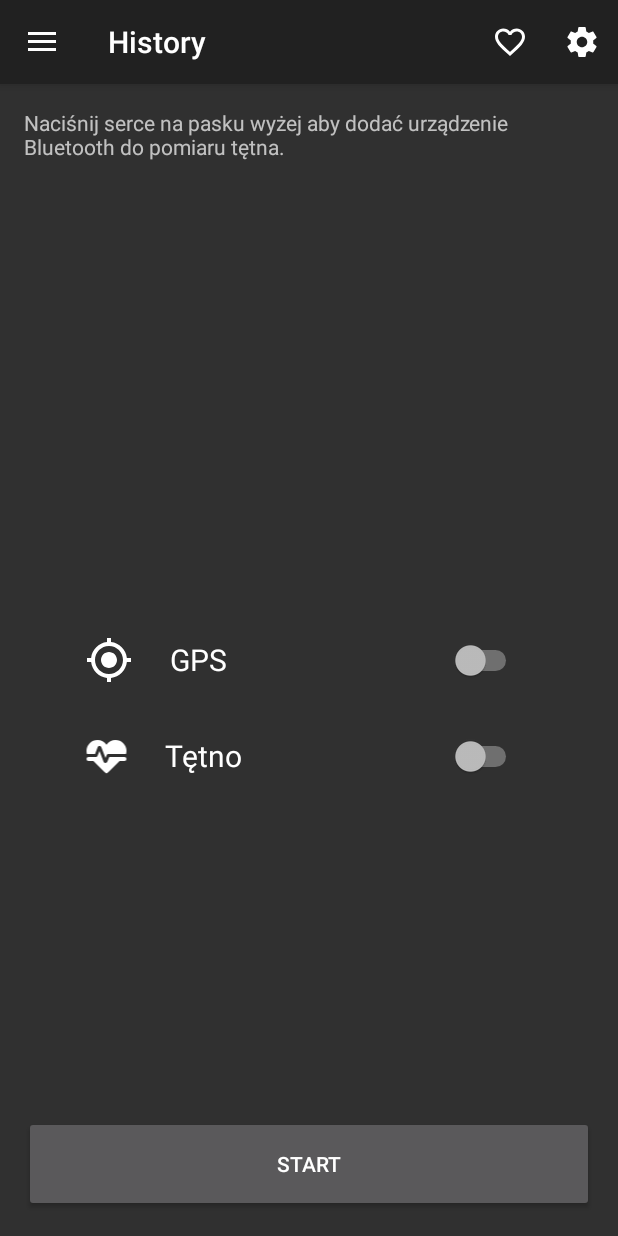
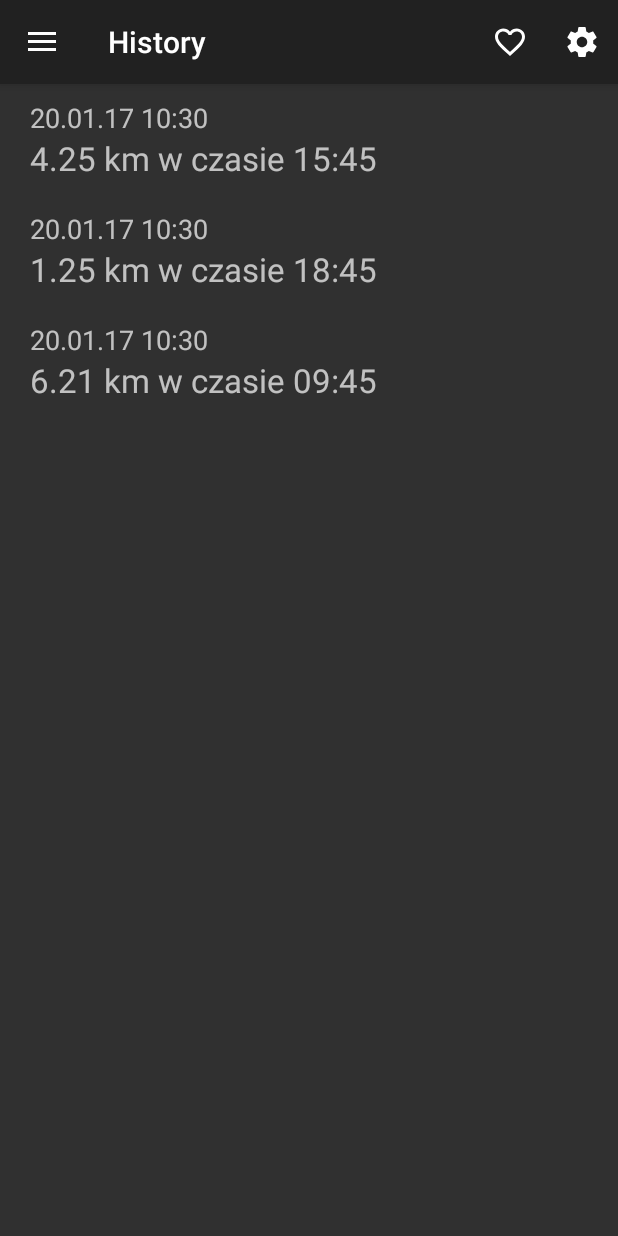
Before and after one commit to krodzik/RUNnnn, an Android app: the screen it shows after launch (MainActivity), in the side drawer, after a tap on "History", on a phone screen of 412 x 824 dp. Run offline under Robolectric (Android 15) with nearby library versions, the phone set to English and light mode, and no system bars; libraries missing offline, so code that uses them is left out: com.orhanobut.logger.

Commit message:
add history recycler view

```diff
--- a/app/src/main/java/com/rodzik/kamil/runnnn/model/SummaryModel.java
+++ b/app/src/main/java/com/rodzik/kamil/runnnn/model/SummaryModel.java
@@ -1,74 +1,38 @@
 package com.rodzik.kamil.runnnn.model;
 
-import com.google.android.gms.maps.model.PolylineOptions;
-
-import java.util.ArrayList;
-import java.util.List;
 
 public class SummaryModel {
-    private static SummaryModel mInstance = null;
+    private String date;
+    private String time;
+    private double distance;
 
-    private String mTime;
-    private PolylineOptions mPolylineOptions;
-    private double mDistance;   // in meters
-    private long mTimeInMilliseconds;
-    private List<Integer> mHeartRate = new ArrayList<>();
-
-    private SummaryModel() {
+    public SummaryModel(String date, String time, double distance) {
+        this.date = date;
+        this.time = time;
+        this.distance = distance;
     }
 
-    public static SummaryModel getInstance() {
-        if (mInstance == null) {
-            mInstance = new SummaryModel();
-        }
-        return mInstance;
+    public String getDate() {
+        return date;
     }
 
-    public void reset() {
-        mTime = null;
-        mPolylineOptions = null;
-        mDistance = 0;
-        mTimeInMilliseconds = 0;
-        mHeartRate.clear();
+    public void setDate(String date) {
+        this.date = date;
     }
 
     public String getTime() {
-        return mTime;
+        return time;
     }
 
     public void setTime(String time) {
-        this.mTime = time;
-    }
-
-    public PolylineOptions getPolylineOptions() {
-        return mPolylineOptions;
-    }
-
-    public void setPolylineOptions(PolylineOptions polylineOptions) {
-        this.mPolylineOptions = polylineOptions;
+        this.time = time;
     }
 
     public double getDistance() {
-        return mDistance;
+        return distance;
     }
 
     public void setDistance(double distance) {
-        this.mDistance = distance;
-    }
-
-    public long getTimeInMilliseconds() {
-        return mTimeInMilliseconds;
-    }
-
-    public void setTimeInMilliseconds(long timeInMilliseconds) {
-        this.mTimeInMilliseconds = timeInMilliseconds;
-    }
-
-    public List<Integer> getHeartRate() {
-        return mHeartRate;
-    }
-
-    public void setHeartRate(List<Integer> heartRate) {
-        this.mHeartRate.addAll(heartRate);
+        this.distance = distance;
     }
 }
--- a/app/src/main/java/com/rodzik/kamil/runnnn/view/activities/MainActivity.java
+++ b/app/src/main/java/com/rodzik/kamil/runnnn/view/activities/MainActivity.java
@@ -17,6 +17,7 @@ import android.view.MenuItem;
 import android.widget.Toast;
 
 import com.rodzik.kamil.runnnn.R;
+import com.rodzik.kamil.runnnn.view.fragments.HistoryFragment;
 import com.rodzik.kamil.runnnn.view.fragments.HomeFragment;
 
 public class MainActivity extends AppCompatActivity
@@ -105,12 +106,12 @@ public class MainActivity extends AppCompatActivity
         } else if (id == R.id.nav_gallery) {
             setTitle("History");
             // update the main content by replacing fragments
-            /*Fragment fragment = new HistoryFragment();
+            Fragment fragment = new HistoryFragment();
 
             FragmentManager fragmentManager = getSupportFragmentManager();
             FragmentTransaction ft = fragmentManager.beginTransaction();
             ft.replace(R.id.content_main, fragment);
-            ft.commit();*/
+            ft.commit();
         }
 
         DrawerLayout drawer = (DrawerLayout) findViewById(R.id.drawer_layout);
--- a/app/src/main/java/com/rodzik/kamil/runnnn/view/activities/MapSummaryActivity.java
+++ b/app/src/main/java/com/rodzik/kamil/runnnn/view/activities/MapSummaryActivity.java
@@ -12,7 +12,7 @@ import com.google.android.gms.maps.OnMapReadyCallback;
 import com.google.android.gms.maps.SupportMapFragment;
 import com.rodzik.kamil.runnnn.MapManager;
 import com.rodzik.kamil.runnnn.R;
-import com.rodzik.kamil.runnnn.model.SummaryModel;
+import com.rodzik.kamil.runnnn.model.SummarySingleton;
 
 public class MapSummaryActivity extends AppCompatActivity implements OnMapReadyCallback {
 
@@ -55,10 +55,10 @@ public class MapSummaryActivity extends AppCompatActivity implements OnMapReadyC
     public void onMapReady(GoogleMap googleMap) {
         MapManager mMap = new MapManager(googleMap);
 
-        mMap.drawRoute(SummaryModel.getInstance().getPolylineOptions());
+        mMap.drawRoute(SummarySingleton.getInstance().getPolylineOptions());
         googleMap.setOnCameraIdleListener(() -> {
             mMap.moveCameraToLatLngBounds(getBaseContext(),
-                    SummaryModel.getInstance().getPolylineOptions());
+                    SummarySingleton.getInstance().getPolylineOptions());
             googleMap.setOnCameraIdleListener(null);
         });
     }
--- /dev/null
+++ b/app/src/main/java/com/rodzik/kamil/runnnn/view/adapters/HistoryAdapter.java
@@ -0,0 +1,79 @@
+package com.rodzik.kamil.runnnn.view.adapters;
+
+
+import android.support.v7.widget.RecyclerView;
+import android.view.LayoutInflater;
+import android.view.View;
+import android.view.ViewGroup;
+import android.widget.TextView;
+
+import com.rodzik.kamil.runnnn.R;
+import com.rodzik.kamil.runnnn.model.SummaryModel;
+
+import java.util.ArrayList;
+import java.util.List;
+
+public class HistoryAdapter extends RecyclerView.Adapter<HistoryAdapter.MyViewHolder> {
+    private List<SummaryModel> mSummaryModels = new ArrayList<>();
+    private final OnItemClickListener mListener;
+
+    // Provide a reference to the views for each data item
+    // Complex data items may need more than one view per item, and
+    // you provide access to all the views for a data item in a view holder
+    public static class MyViewHolder extends RecyclerView.ViewHolder {
+        public TextView mDateView;
+        public TextView mDistanceView;
+        public TextView mTimeView;
+
+        public MyViewHolder(View v) {
+            super(v);
+            mDateView = (TextView) v.findViewById(R.id.date);
+            mDistanceView = (TextView) v.findViewById(R.id.distance);
+            mTimeView = (TextView) v.findViewById(R.id.time);
+        }
+
+        public void bind(final SummaryModel item, final int position, final OnItemClickListener listener) {
+            mDateView.setText(item.getDate());
+            mDistanceView.setText(String.valueOf(item.getDistance()));
+            mTimeView.setText(item.getTime());
+
+            itemView.setOnClickListener(new View.OnClickListener() {
+                @Override public void onClick(View v) {
+                    listener.onItemClick(position);
+                }
+            });
+        }
+    }
+
+    // Provide a suitable constructor (depends on the kind of dataset)
+    public HistoryAdapter(List<SummaryModel> myDataset, OnItemClickListener listener) {
+        mSummaryModels = myDataset;
+        mListener = listener;
+    }
+
+    // Create new views (invoked by the layout manager)
+    @Override
+    public HistoryAdapter.MyViewHolder onCreateViewHolder(ViewGroup parent,
+                                                     int viewType) {
+        // create a new view
+        View v = LayoutInflater.from(parent.getContext())
+                .inflate(R.layout.history_item, parent, false);
+        // set the view's size, margins, paddings and layout parameters
+        MyViewHolder vh = new MyViewHolder(v);
+        return vh;
+    }
+
+    @Override
+    public void onBindViewHolder(MyViewHolder holder, int position) {
+        holder.bind(mSummaryModels.get(position), position, mListener);
+    }
+
+    @Override
+    public int getItemCount() {
+        return mSummaryModels.size();
+    }
+
+    public interface OnItemClickListener {
+        void onItemClick(int itemPosition);
+    }
+}
--- /dev/null
+++ b/app/src/main/java/com/rodzik/kamil/runnnn/view/fragments/HistoryFragment.java
@@ -0,0 +1,64 @@
+package com.rodzik.kamil.runnnn.view.fragments;
+
+
+import android.os.Bundle;
+import android.support.v4.app.Fragment;
+import android.support.v7.widget.LinearLayoutManager;
+import android.support.v7.widget.RecyclerView;
+import android.view.LayoutInflater;
+import android.view.View;
+import android.view.ViewGroup;
+import android.widget.Toast;
+
+import com.rodzik.kamil.runnnn.R;
+import com.rodzik.kamil.runnnn.model.SummaryModel;
+import com.rodzik.kamil.runnnn.view.adapters.HistoryAdapter;
+
+import java.text.SimpleDateFormat;
+import java.util.ArrayList;
+import java.util.Date;
+import java.util.List;
+import java.util.Locale;
+
+public class HistoryFragment extends Fragment {
+    public HistoryFragment() {
+        // Required empty public constructor
+    }
+
+    private List<SummaryModel> mSummaryModels = new ArrayList<>();
+
+    @Override
+    public void onCreate(Bundle savedInstanceState) {
+        super.onCreate(savedInstanceState);
+
+        SimpleDateFormat dateFormat = new SimpleDateFormat("dd.MM.yy HH:mm", Locale.ENGLISH);
+        Date date = new Date();
+        System.out.println(dateFormat.format(date));
+
+        mSummaryModels.add(new SummaryModel(dateFormat.format(date), "15:45", 4.25));
+        mSummaryModels.add(new SummaryModel(dateFormat.format(date), "18:45", 1.25));
+        mSummaryModels.add(new SummaryModel(dateFormat.format(date), "09:45", 6.21));
+    }
+
+    @Override
+    public View onCreateView(LayoutInflater inflater, ViewGroup container,
+                             Bundle savedInstanceState) {
+        // Inflate the layout for this fragment
+        View rootView = inflater.inflate(R.layout.fragment_history, container, false);
+
+        RecyclerView rv = (RecyclerView) rootView.findViewById(R.id.recycler_view);
+        rv.setHasFixedSize(true);
+        HistoryAdapter adapter = new HistoryAdapter(mSummaryModels, new HistoryAdapter.OnItemClickListener() {
+            @Override
+            public void onItemClick(int itemPosition) {
+                Toast.makeText(getContext(), "Item Clicked " + itemPosition, Toast.LENGTH_LONG).show();
+            }
+        });
+        rv.setAdapter(adapter);
+
+        LinearLayoutManager llm = new LinearLayoutManager(getActivity());
+        rv.setLayoutManager(llm);
+
+        return rootView;
+    }
+}
--- a/app/src/main/java/com/rodzik/kamil/runnnn/viewmodel/training/MapViewModel.java
+++ b/app/src/main/java/com/rodzik/kamil/runnnn/viewmodel/training/MapViewModel.java
@@ -16,7 +16,7 @@ import com.google.android.gms.maps.model.LatLng;
 import com.google.android.gms.maps.model.PolylineOptions;
 import com.rodzik.kamil.runnnn.MapManager;
 import com.rodzik.kamil.runnnn.data.LocationProvider;
-import com.rodzik.kamil.runnnn.model.SummaryModel;
+import com.rodzik.kamil.runnnn.model.SummarySingleton;
 
 import io.reactivex.Observable;
 import io.reactivex.disposables.CompositeDisposable;
@@ -143,7 +143,7 @@ public class MapViewModel implements MapViewModelContract.ViewModel,
 
     private void onStopButtonClick() {
         if (mLocationProvider != null) {
-            SummaryModel.getInstance().setPolylineOptions(mPolylineOptions);
+            SummarySingleton.getInstance().setPolylineOptions(mPolylineOptions);
         }
     }
 
--- /dev/null
+++ b/app/src/main/res/drawable/ic_directions_run_black_24dp.xml
@@ -0,0 +1,9 @@
+<vector xmlns:android="http://schemas.android.com/apk/res/android"
+        android:width="24dp"
+        android:height="24dp"
+        android:viewportWidth="24.0"
+        android:viewportHeight="24.0">
+    <path
+        android:fillColor="#FF000000"
+        android:pathData="M13.49,5.48c1.1,0 2,-0.9 2,-2s-0.9,-2 -2,-2 -2,0.9 -2,2 0.9,2 2,2zM9.89,19.38l1,-4.4 2.1,2v6h2v-7.5l-2.1,-2 0.6,-3c1.3,1.5 3.3,2.5 5.5,2.5v-2c-1.9,0 -3.5,-1 -4.3,-2.4l-1,-1.6c-0.4,-0.6 -1,-1 -1.7,-1 -0.3,0 -0.5,0.1 -0.8,0.1l-5.2,2.2v4.7h2v-3.4l1.8,-0.7 -1.6,8.1 -4.9,-1 -0.4,2 7,1.4z"/>
+</vector>
--- /dev/null
+++ b/app/src/main/res/drawable/ic_equalizer_black_24dp.xml
@@ -0,0 +1,9 @@
+<vector xmlns:android="http://schemas.android.com/apk/res/android"
+        android:width="24dp"
+        android:height="24dp"
+        android:viewportWidth="24.0"
+        android:viewportHeight="24.0">
+    <path
+        android:fillColor="#FF000000"
+        android:pathData="M10,20h4L14,4h-4v16zM4,20h4v-8L4,12v8zM16,9v11h4L20,9h-4z"/>
+</vector>
--- a/app/src/main/res/drawable/side_nav_bar.xml
+++ b/app/src/main/res/drawable/side_nav_bar.xml
@@ -2,8 +2,8 @@
     android:shape="rectangle">
     <gradient
         android:angle="135"
-        android:centerColor="#4CAF50"
-        android:endColor="#2E7D32"
-        android:startColor="#81C784"
+        android:centerColor="#757575"
+        android:endColor="#424242"
+        android:startColor="#9E9E9E"
         android:type="linear" />
 </shape>
--- /dev/null
+++ b/app/src/main/res/layout/fragment_history.xml
@@ -0,0 +1,14 @@
+<?xml version="1.0" encoding="utf-8"?>
+<FrameLayout xmlns:android="http://schemas.android.com/apk/res/android"
+    xmlns:tools="http://schemas.android.com/tools"
+    android:layout_width="match_parent"
+    android:layout_height="match_parent"
+    tools:context="com.rodzik.kamil.runnnn.view.activities.MainActivity">
+
+    <android.support.v7.widget.RecyclerView
+        android:id="@+id/recycler_view"
+        android:layout_width="match_parent"
+        android:layout_height="match_parent" >
+    </android.support.v7.widget.RecyclerView>
+
+</FrameLayout>
--- /dev/null
+++ b/app/src/main/res/layout/history_item.xml
@@ -0,0 +1,42 @@
+<?xml version="1.0" encoding="utf-8"?>
+<RelativeLayout xmlns:android="http://schemas.android.com/apk/res/android"
+    android:id="@+id/card_view"
+    android:layout_width="match_parent"
+    android:layout_height="wrap_content"
+    android:layout_margin="10dp">
+
+    <TextView
+        android:id="@+id/date"
+        android:layout_width="match_parent"
+        android:layout_height="wrap_content"
+        android:layout_marginLeft="10dp"
+        android:text="14.02.16 14:23"
+        android:textSize="18sp" />
+
+    <TextView
+        android:id="@+id/distance"
+        android:layout_width="wrap_content"
+        android:layout_height="match_parent"
+        android:layout_below="@id/date"
+        android:layout_marginLeft="10dp"
+        android:textSize="22sp"
+        android:text="25" />
+
+    <TextView
+        android:id="@+id/distanceInTime"
+        android:layout_width="wrap_content"
+        android:layout_height="match_parent"
+        android:layout_below="@id/date"
+        android:layout_toRightOf="@id/distance"
+        android:textSize="22sp"
+        android:text=" km w czasie " />
+
+    <TextView
+        android:id="@+id/time"
+        android:layout_width="wrap_content"
+        android:layout_height="match_parent"
+        android:textSize="22sp"
+        android:layout_below="@id/date"
+        android:layout_toRightOf="@id/distanceInTime"
+        android:text="0:12:33" />
+</RelativeLayout>
--- a/app/src/main/res/layout/nav_header_main.xml
+++ b/app/src/main/res/layout/nav_header_main.xml
@@ -23,7 +23,7 @@
         android:layout_width="match_parent"
         android:layout_height="wrap_content"
         android:paddingTop="@dimen/nav_header_vertical_spacing"
-        android:text="Android Studio"
+        android:text="RUNnnn"
         android:textAppearance="@style/TextAppearance.AppCompat.Body1" />
 
     <TextView
--- a/app/src/main/res/menu/activity_main_drawer.xml
+++ b/app/src/main/res/menu/activity_main_drawer.xml
@@ -4,11 +4,11 @@
     <group android:checkableBehavior="single">
         <item
             android:id="@+id/nav_camera"
-            android:icon="@drawable/ic_gps_fixed_white_24dp"
+            android:icon="@drawable/ic_directions_run_black_24dp"
             android:title="Training" />
         <item
             android:id="@+id/nav_gallery"
-            android:icon="@drawable/ic_heart_pulse_24dp"
+            android:icon="@drawable/ic_equalizer_black_24dp"
             android:title="History" />
     </group>
 
```
Also changed, not shown: app/src/main/java/com/rodzik/kamil/runnnn/model/SummarySingleton.java (added, +74 -0 lines), app/src/main/java/com/rodzik/kamil/runnnn/viewmodel/summary/SummaryViewModel.java (+12 -12 lines), app/src/main/java/com/rodzik/kamil/runnnn/viewmodel/training/DataViewModel.java (+5 -8 lines), app/src/main/res/drawable/ic_hourglass_empty_black_24dp.xml (added, +9 -0 lines).
